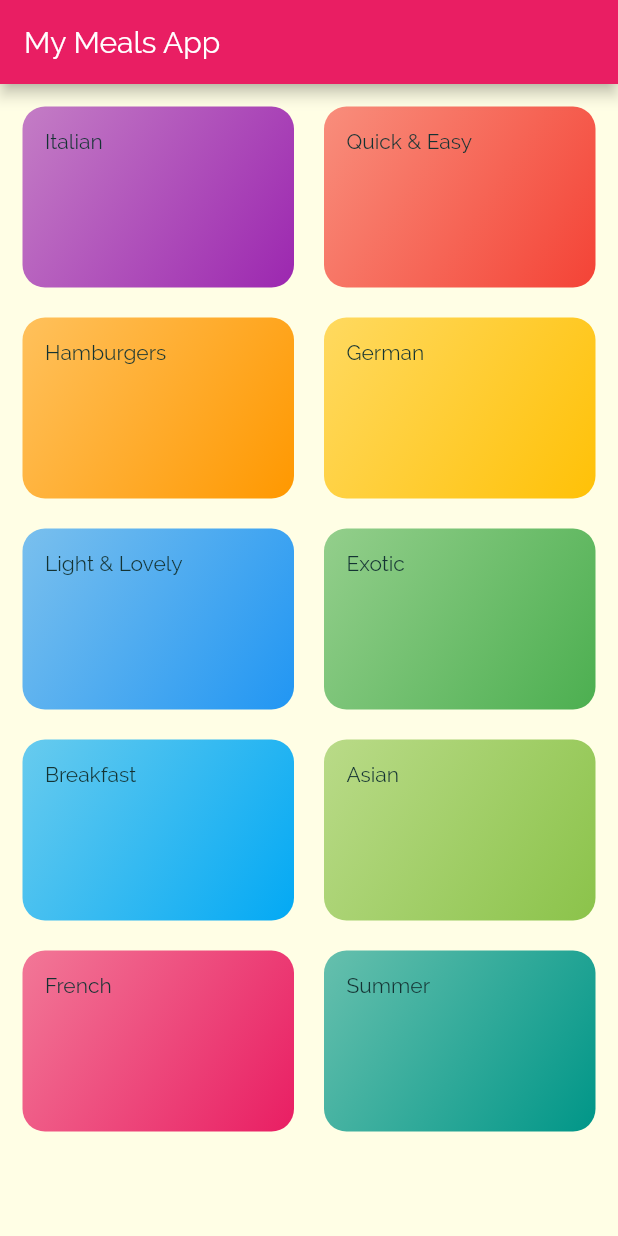
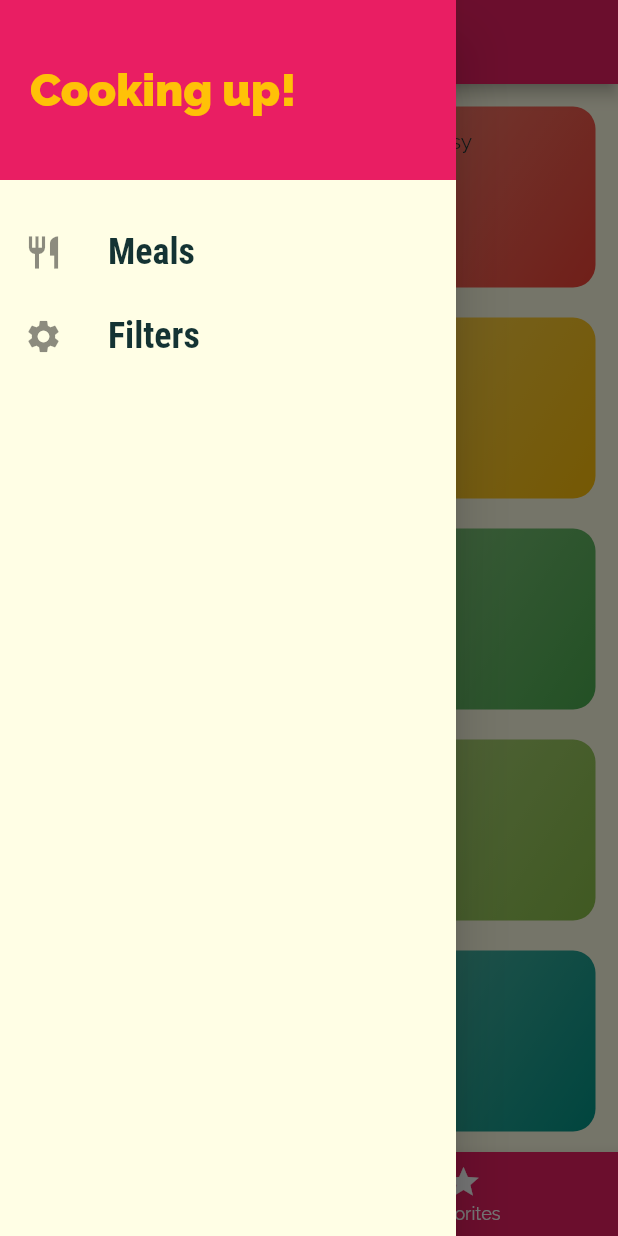
Before and after one commit to Kurczaak/my_meals, a Flutter app: the screen it shows after launch, with the side drawer open (before the commit the screen has no drawer), on a phone screen of 412 x 824 dp. Run offline on Flutter 3.47's test engine with Material 2 defaults, Android fonts, the phone set to English and light mode, and no system bars.

Commit message:
Bottom tapbar and drawer added.

```diff
--- a/lib/main.dart
+++ b/lib/main.dart
@@ -1,7 +1,8 @@
 import 'package:flutter/material.dart';
 import 'package:my_meals/screens/meal_detail_screen.dart';
 import 'screens/category_meals_screen.dart';
-import 'screens/categories_screen.dart';
+import './screens/filters_screen.dart';
+import './screens/tabs_screen.dart';
 
 void main() {
   runApp(MyApp());
@@ -31,10 +32,11 @@ class MyApp extends StatelessWidget {
             )),
         visualDensity: VisualDensity.adaptivePlatformDensity,
       ),
-      home: CategoriesScreen(),
       routes: {
+        '/': (ctx) => TabsScreen(),
         CategoryMealsScreen.routeName: (ctx) => CategoryMealsScreen(),
         MealDetailScreen.routeName: (ctx) => MealDetailScreen(),
+        FilterScreen.routeName: (ctx) => FilterScreen(),
       },
       onUnknownRoute: (settings) {
         return MaterialPageRoute(
--- a/lib/screens/categories_screen.dart
+++ b/lib/screens/categories_screen.dart
@@ -6,9 +6,6 @@ class CategoriesScreen extends StatelessWidget {
   @override
   Widget build(BuildContext context) {
     return Scaffold(
-      appBar: AppBar(
-        title: const Text('My Meals App'),
-      ),
       body: GridView(
         padding: EdgeInsets.all(15),
         children: [
--- /dev/null
+++ b/lib/screens/favorites_screen.dart
@@ -0,0 +1,12 @@
+import 'package:flutter/material.dart';
+
+class FavoritesScreen extends StatelessWidget {
+  @override
+  Widget build(BuildContext context) {
+    return Scaffold(
+      body: Center(
+        child: Text('Favorites'),
+      ),
+    );
+  }
+}
--- /dev/null
+++ b/lib/screens/filters_screen.dart
@@ -0,0 +1,17 @@
+import 'package:flutter/material.dart';
+
+class FilterScreen extends StatelessWidget {
+  static const routeName = '/filters';
+
+  @override
+  Widget build(BuildContext context) {
+    return Scaffold(
+      appBar: AppBar(
+        title: Text('Your filters'),
+      ),
+      body: Center(
+        child: Text('Filters!'),
+      ),
+    );
+  }
+}
--- /dev/null
+++ b/lib/screens/tabs_screen.dart
@@ -0,0 +1,57 @@
+import 'package:flutter/material.dart';
+import './categories_screen.dart';
+import './favorites_screen.dart';
+import '../widgets/main_drawer.dart';
+
+class TabsScreen extends StatefulWidget {
+  @override
+  _TabsScreenState createState() => _TabsScreenState();
+}
+
+class _TabsScreenState extends State<TabsScreen> {
+  int _currentIndex = 0;
+  List<Map<String, dynamic>> _pages = [
+    {
+      'title': 'Categories',
+      'page': CategoriesScreen(),
+    },
+    {
+      'title': 'Favories',
+      'page': FavoritesScreen(),
+    }
+  ];
+
+  void _selectPage(int index) {
+    setState(() {
+      _currentIndex = index;
+    });
+  }
+
+  @override
+  Widget build(BuildContext context) {
+    return Scaffold(
+      appBar: AppBar(
+        title: Text(_pages[_currentIndex]['title'] as String),
+      ),
+      drawer: MainDrawer(),
+      body: _pages[_currentIndex]['page'],
+      bottomNavigationBar: BottomNavigationBar(
+        backgroundColor: Theme.of(context).primaryColor,
+        unselectedItemColor: Colors.white,
+        selectedItemColor: Theme.of(context).accentColor,
+        currentIndex: _currentIndex,
+        onTap: (index) => _selectPage(index),
+        items: [
+          BottomNavigationBarItem(
+            icon: Icon(Icons.category),
+            title: Text("Categories"),
+          ),
+          BottomNavigationBarItem(
+            icon: Icon(Icons.star),
+            title: Text("Favorites"),
+          ),
+        ],
+      ),
+    );
+  }
+}
--- /dev/null
+++ b/lib/widgets/main_drawer.dart
@@ -0,0 +1,65 @@
+import '../screens/filters_screen.dart';
+
+import 'package:flutter/material.dart';
+
+class MainDrawer extends StatelessWidget {
+  Widget _buildListTile(String title, IconData icon, Function tapHandler) {
+    return ListTile(
+      onTap: tapHandler,
+      leading: Icon(
+        icon,
+        size: 26,
+      ),
+      title: Text(
+        title,
+        style: TextStyle(
+          fontFamily: 'RobotoCondensed',
+          fontSize: 24,
+          fontWeight: FontWeight.bold,
+        ),
+      ),
+    );
+  }
+
+  @override
+  Widget build(BuildContext context) {
+    return Drawer(
+      child: Column(
+        children: [
+          Container(
+            height: 120,
+            width: double.infinity,
+            padding: EdgeInsets.all(20),
+            alignment: Alignment.centerLeft,
+            color: Theme.of(context).primaryColor,
+            child: Text(
+              'Cooking up!',
+              style: TextStyle(
+                fontWeight: FontWeight.w900,
+                fontSize: 30,
+                color: Theme.of(context).accentColor,
+              ),
+            ),
+          ),
+          SizedBox(
+            height: 20,
+          ),
+          _buildListTile(
+            'Meals',
+            Icons.restaurant,
+            () {
+              Navigator.of(context).pushReplacementNamed('/');
+            },
+          ),
+          _buildListTile(
+            'Filters',
+            Icons.settings,
+            () {
+              Navigator.of(context).pushNamed(FilterScreen.routeName);
+            },
+          ),
+        ],
+      ),
+    );
+  }
+}
```
